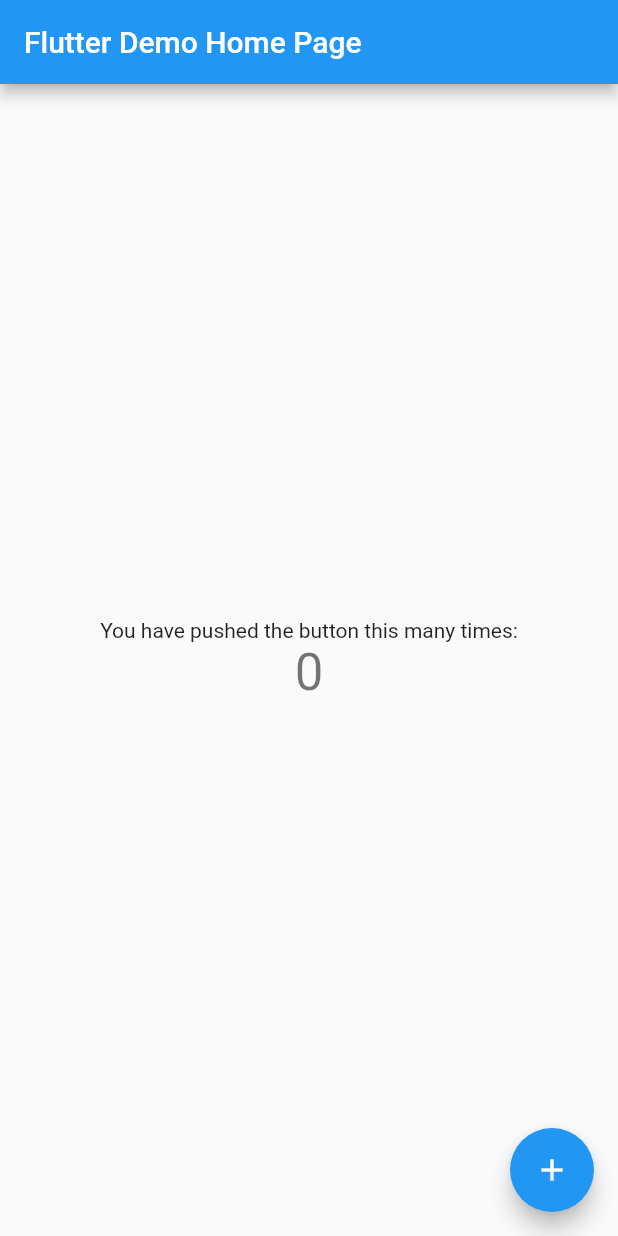
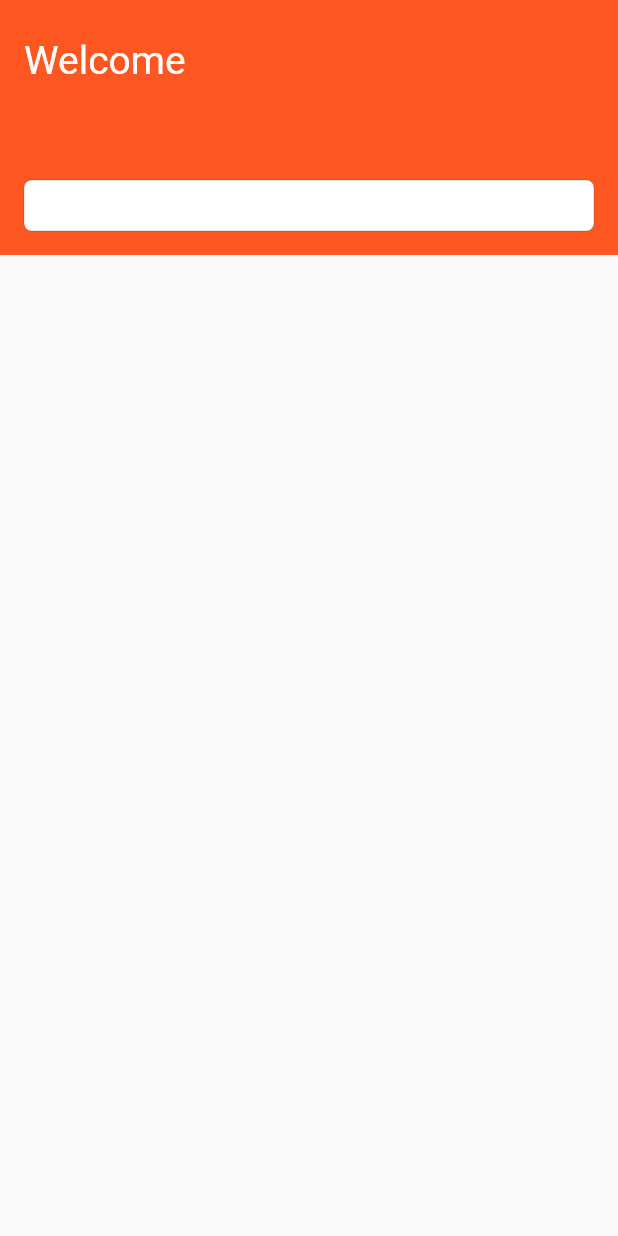
Before and after one commit to estaesta/Buku-Resep, a Flutter app: the screen it shows after launch, on a phone screen of 412 x 824 dp. Run offline on Flutter 3.47's test engine with Material 2 defaults, Android fonts, the light colour scheme and no system bars.

Commit message:
Add home screen top bar and search bar ui

```diff
--- a/lib/main.dart
+++ b/lib/main.dart
@@ -1,3 +1,4 @@
+import 'package:buku_resep/screens/home_screen.dart';
 import 'package:flutter/material.dart';
 
 void main() {
@@ -13,34 +14,15 @@
     return MaterialApp(
       title: 'Flutter Demo',
       theme: ThemeData(
-        // This is the theme of your application.
-        //
-        // Try running your application with "flutter run". You'll see the
-        // application has a blue toolbar. Then, without quitting the app, try
-        // changing the primarySwatch below to Colors.green and then invoke
-        // "hot reload" (press "r" in the console where you ran "flutter run",
-        // or simply save your changes to "hot reload" in a Flutter IDE).
-        // Notice that the counter didn't reset back to zero; the application
-        // is not restarted.
-        primarySwatch: Colors.blue,
+        primarySwatch: Colors.deepOrange,
       ),
-      home: const MyHomePage(title: 'Flutter Demo Home Page'),
+      home: HomeScreen(),
     );
   }
 }
 
 class MyHomePage extends StatefulWidget {
   const MyHomePage({Key? key, required this.title}) : super(key: key);
-
-  // This widget is the home page of your application. It is stateful, meaning
-  // that it has a State object (defined below) that contains fields that affect
-  // how it looks.
-
-  // This class is the configuration for the state. It holds the values (in this
-  // case the title) provided by the parent (in this case the App widget) and
-  // used by the build method of the State. Fields in a Widget subclass are
-  // always marked "final".
-
   final String title;
 
   @override
@@ -52,47 +34,18 @@
 
   void _incrementCounter() {
     setState(() {
-      // This call to setState tells the Flutter framework that something has
-      // changed in this State, which causes it to rerun the build method below
-      // so that the display can reflect the updated values. If we changed
-      // _counter without calling setState(), then the build method would not be
-      // called again, and so nothing would appear to happen.
       _counter++;
     });
   }
 
   @override
   Widget build(BuildContext context) {
-    // This method is rerun every time setState is called, for instance as done
-    // by the _incrementCounter method above.
-    //
-    // The Flutter framework has been optimized to make rerunning build methods
-    // fast, so that you can just rebuild anything that needs updating rather
-    // than having to individually change instances of widgets.
     return Scaffold(
       appBar: AppBar(
-        // Here we take the value from the MyHomePage object that was created by
-        // the App.build method, and use it to set our appbar title.
         title: Text(widget.title),
       ),
       body: Center(
-        // Center is a layout widget. It takes a single child and positions it
-        // in the middle of the parent.
         child: Column(
-          // Column is also a layout widget. It takes a list of children and
-          // arranges them vertically. By default, it sizes itself to fit its
-          // children horizontally, and tries to be as tall as its parent.
-          //
-          // Invoke "debug painting" (press "p" in the console, choose the
-          // "Toggle Debug Paint" action from the Flutter Inspector in Android
-          // Studio, or the "Toggle Debug Paint" command in Visual Studio Code)
-          // to see the wireframe for each widget.
-          //
-          // Column has various properties to control how it sizes itself and
-          // how it positions its children. Here we use mainAxisAlignment to
-          // center the children vertically; the main axis here is the vertical
-          // axis because Columns are vertical (the cross axis would be
-          // horizontal).
           mainAxisAlignment: MainAxisAlignment.center,
           children: <Widget>[
             const Text(
--- /dev/null
+++ b/lib/screens/home_screen.dart
@@ -0,0 +1,52 @@
+import 'package:flutter/material.dart';
+
+import '../widgets/search_bar.dart';
+
+class HomeScreen extends StatelessWidget {
+  @override
+  Widget build(BuildContext context) {
+    return Scaffold(
+      body: NestedScrollView(
+          headerSliverBuilder: ((context, innerBoxIsScrolled) {
+            return <Widget>[
+              SliverAppBar(
+                expandedHeight: 170,
+                floating: false,
+                pinned: true,
+                toolbarHeight: 70,
+                flexibleSpace: FlexibleSpaceBar(
+                  centerTitle: true,
+                  expandedTitleScale: 1,
+                  collapseMode: CollapseMode.pin,
+                  title: Expanded(
+                      child: Container(
+                        padding: EdgeInsets.symmetric(horizontal: 16),
+                        child: SearchBar(),
+                        )),
+                  background: Column(
+                    crossAxisAlignment: CrossAxisAlignment.start,
+                    children: [
+                      SizedBox(
+                        height: 25,
+                      ),
+                      Container(
+                        padding: EdgeInsets.symmetric(horizontal: 16.0),
+                        child: Text(
+                          'Welcome',
+                          style: TextStyle(fontSize: 26, color: Colors.white),
+                        ),
+                      ),
+                    ],
+                  ),
+                ),
+              )
+            ];
+          }),
+          body: Center(
+            child: Container(
+
+              ),
+          )),
+    );
+  }
+}
--- /dev/null
+++ b/lib/widgets/search_bar.dart
@@ -0,0 +1,23 @@
+import 'package:flutter/cupertino.dart';
+import 'package:flutter/material.dart';
+
+class SearchBar extends StatefulWidget {
+  const SearchBar({Key? key}) : super(key: key);
+
+  @override
+  State<SearchBar> createState() => _SearchBarState();
+}
+
+class _SearchBarState extends State<SearchBar> {
+  @override
+  Widget build(BuildContext context) {
+    return CupertinoTextField(
+      onChanged: (String value) {
+        print('The text has changed to: $value');
+      },
+      onSubmitted: (String value) {
+        print('Submitted text: $value');
+      },
+    );
+  }
+}
```
Also changed, not shown: lib/model/resep.dart (added, +39 -0 lines), lib/utilities/convert_unit.dart (added, +15 -0 lines).
